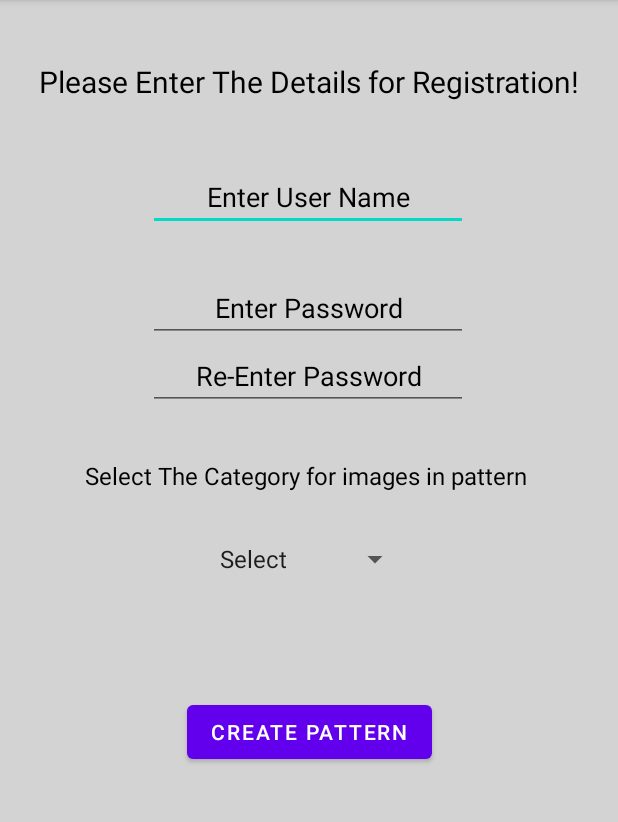
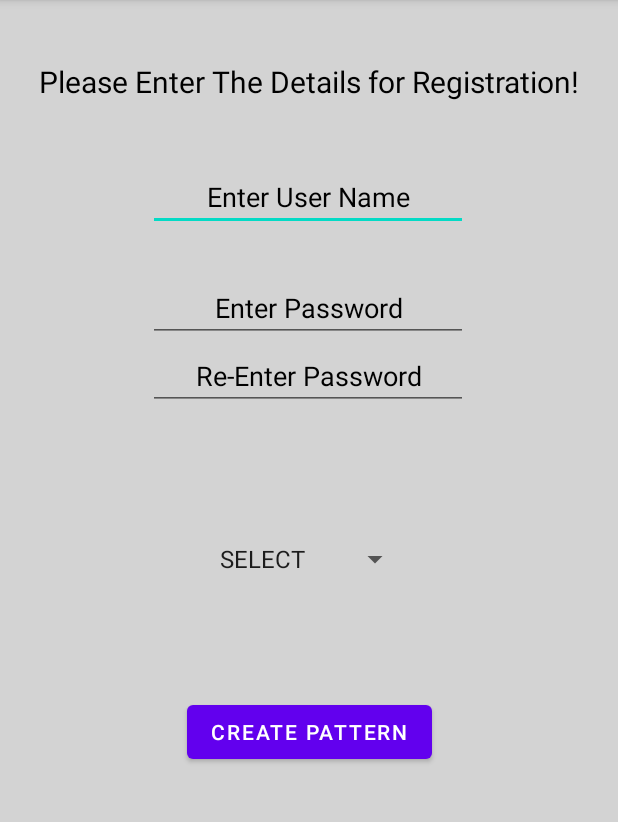
Before and after one commit to lakshmanpadigala/Easy-Auth-GRAT, an Android app: the Register screen opened directly, with no data from a screen before it, on a phone screen of 412 x 824 dp, the part 84-906 px from its top. Run offline under Robolectric (Android 15) with nearby library versions, the phone set to English and light mode, and no system bars; libraries missing offline, so code that uses them is left out: io.paperdb; 3 statements that could not run were skipped.

Commit message:
Two categories of images, password save has permute in it for images, minimum password length 3, minimum number of trials 3

```diff
--- a/app/src/main/java/com/example/graphicalpattern/ForgetPattern.java
+++ b/app/src/main/java/com/example/graphicalpattern/ForgetPattern.java
@@ -11,6 +11,8 @@ import androidx.appcompat.app.AppCompatActivity;
 
 import com.example.graphicalpattern.model.password;
 import com.example.graphicalpattern.model.username;
+
+import io.paperdb.Paper;
 
 public class ForgetPattern extends AppCompatActivity {
     private Button ValidateBtn;
@@ -52,6 +54,7 @@ public class ForgetPattern extends AppCompatActivity {
                 if(a.equals(c) && b.equals(d)){
                     //MForgot.setVariableF(true);
                     //p1.setFirst(null);
+                    Paper.book().write("count",3);
                     p1.onDelete();
                     p1.onDeletefirst();
                     //p1.setPASSWORD_KEY(null);
--- a/app/src/main/java/com/example/graphicalpattern/Register.java
+++ b/app/src/main/java/com/example/graphicalpattern/Register.java
@@ -4,6 +4,7 @@ import android.app.ProgressDialog;
 import android.content.Intent;
 import android.os.Bundle;
 import android.view.View;
+import android.widget.AdapterView;
 import android.widget.Button;
 import android.widget.EditText;
 import android.widget.Spinner;
@@ -12,6 +13,8 @@ import android.widget.Toast;
 import androidx.appcompat.app.AppCompatActivity;
 
 import com.example.graphicalpattern.model.username;
+
+import io.paperdb.Paper;
 
 public class Register extends AppCompatActivity {
     private EditText uName;
@@ -36,7 +39,7 @@ public class Register extends AppCompatActivity {
         CreatePattern = (Button)findViewById(R.id.btnCreatePattern);
 
         category = (Spinner)findViewById(R.id.spinner);
-        //Paper.init(this);
+        Paper.init(this);
 
         CreatePattern.setOnClickListener(new View.OnClickListener() {
             @Override
@@ -53,6 +56,21 @@ public class Register extends AppCompatActivity {
                 }
 
             }
+        });
+        category.setOnItemSelectedListener(new AdapterView.OnItemSelectedListener() {
+            @Override
+            public void onItemSelected(AdapterView<?> parentView, View selectedItemView, int position, long id) {
+                String item= parentView.getSelectedItem().toString();
+                //Toast.makeText(Register.this,item,Toast.LENGTH_SHORT).show();
+                Paper.book().write("category",item);
+                System.out.println("category:"+item);
+            }
+
+            @Override
+            public void onNothingSelected(AdapterView<?> parentView) {
+                // your code here
+            }
+
         });
     }
 
--- a/app/src/main/res/layout/activity_pattern_page.xml
+++ b/app/src/main/res/layout/activity_pattern_page.xml
@@ -82,7 +82,7 @@
             android:id="@+id/btnForgot"
             android:layout_width="wrap_content"
             android:layout_height="wrap_content"
-            android:text="Forgot Pattern"
+            android:text="Forgot/Change Pattern"
             android:layout_marginRight="5dp"
             />
         <Button
--- a/app/src/main/res/layout/activity_register.xml
+++ b/app/src/main/res/layout/activity_register.xml
@@ -15,11 +15,11 @@
         android:gravity="center"
         android:hint="Enter User Name"
         android:inputType="textPersonName"
+        android:textAlignment="center"
         android:textColorHint="@color/black"
         app:layout_constraintBottom_toBottomOf="parent"
         app:layout_constraintEnd_toEndOf="parent"
         app:layout_constraintHorizontal_bias="0.497"
-        android:textAlignment="center"
         app:layout_constraintStart_toStartOf="parent"
         app:layout_constraintTop_toTopOf="parent"
         app:layout_constraintVertical_bias="0.15" />
@@ -32,12 +32,12 @@
         android:gravity="center"
         android:hint="Enter Password"
         android:inputType="textPassword"
+        android:textAlignment="center"
         android:textColorHint="@color/black"
         app:layout_constraintBottom_toBottomOf="parent"
         app:layout_constraintEnd_toEndOf="parent"
         app:layout_constraintHorizontal_bias="0.497"
         app:layout_constraintStart_toStartOf="parent"
-        android:textAlignment="center"
         app:layout_constraintTop_toBottomOf="@+id/etUserName"
         app:layout_constraintVertical_bias="0.05" />
 
@@ -46,15 +46,15 @@
         android:layout_width="wrap_content"
         android:layout_height="wrap_content"
         android:ems="10"
-        android:textColorHint="@color/black"
         android:gravity="center"
         android:hint="Re-Enter Password"
         android:inputType="textPassword"
+        android:textAlignment="center"
 
+        android:textColorHint="@color/black"
         app:layout_constraintBottom_toBottomOf="parent"
         app:layout_constraintEnd_toEndOf="parent"
         app:layout_constraintHorizontal_bias="0.497"
-        android:textAlignment="center"
         app:layout_constraintStart_toStartOf="parent"
         app:layout_constraintTop_toBottomOf="@+id/etPassword"
         app:layout_constraintVertical_bias="0.0" />
@@ -64,8 +64,8 @@
         android:layout_width="wrap_content"
         android:layout_height="wrap_content"
         android:layout_marginBottom="256dp"
+        android:gravity="center"
         android:text="Create Pattern"
-        android:gravity="center"
         app:layout_constraintBottom_toBottomOf="parent"
         app:layout_constraintEnd_toEndOf="parent"
         app:layout_constraintStart_toStartOf="parent" />
@@ -74,40 +74,40 @@
         android:id="@+id/spinner"
         android:layout_width="135dp"
         android:layout_height="wrap_content"
+        android:entries="@array/category"
+        android:gravity="center"
         android:orientation="vertical"
         android:spinnerMode="dropdown"
-        android:gravity="center"
-        android:entries="@array/category"
         android:verticalScrollbarPosition="left"
         app:layout_constraintBottom_toTopOf="@+id/btnCreatePattern"
         app:layout_constraintEnd_toEndOf="parent"
         app:layout_constraintStart_toStartOf="parent"
         app:layout_constraintTop_toBottomOf="@+id/etPassword1"
-        app:layout_constraintVertical_bias="0.523" />
+        app:layout_constraintVertical_bias="0.523"/>
 
-    <TextView
+    <!--TextView
         android:id="@+id/textView3"
         android:layout_width="wrap_content"
         android:layout_height="wrap_content"
+        android:gravity="center_horizontal"
         android:text="Select The Category for images in pattern "
-        android:textSize="16sp"
         android:textAlignment="center"
         android:textColor="@color/black"
+        android:textSize="16sp"
         app:layout_constraintBottom_toTopOf="@+id/spinner"
         app:layout_constraintEnd_toEndOf="parent"
         app:layout_constraintStart_toStartOf="parent"
-        app:layout_constraintTop_toBottomOf="@+id/etPassword1"
-        android:gravity="center_horizontal" />
+        app:layout_constraintTop_toBottomOf="@+id/etPassword1" /-->
 
     <TextView
         android:id="@+id/textView4"
         android:layout_width="wrap_content"
         android:layout_height="wrap_content"
         android:gravity="center"
+        android:text="Please Enter The Details for Registration!"
         android:textAlignment="center"
+        android:textColor="@color/black"
         android:textSize="20sp"
-        android:textColor="@color/black"
-        android:text="Please Enter The Details for Registration!"
         app:layout_constraintBottom_toTopOf="@+id/etUserName"
         app:layout_constraintEnd_toEndOf="parent"
         app:layout_constraintStart_toStartOf="parent"
--- a/app/src/main/res/values/strings.xml
+++ b/app/src/main/res/values/strings.xml
@@ -1,11 +1,9 @@
 <resources>
     <string name="app_name">Graphical Pattern</string>
     <string-array name="category">
-        <item>Select</item>
-        <item>Animals</item>
-        <item>Birds</item>
-        <item>Nature</item>
-        <item>composite</item>
+        <item>SELECT</item>
+        <item>Panda</item>
+        <item>Random</item>
     </string-array>
 
 </resources>
```
Also changed, not shown: app/src/main/java/com/example/graphicalpattern/ImageAdapter.java (+21 -19 lines), app/src/main/java/com/example/graphicalpattern/PatternPage.java (+61 -13 lines), app/src/main/java/com/example/graphicalpattern/appList.java (+6 -3 lines), app/src/main/java/com/example/graphicalpattern/model/password.java (+6 -2 lines), app/src/main/res/drawable/p1.jpg (added), app/src/main/res/drawable/p2.jpg (added), app/src/main/res/drawable/p3.jpg (added), app/src/main/res/drawable/p4.jpg (added), app/src/main/res/drawable/p5.jpg (added), app/src/main/res/drawable/p6.jpg (added), app/src/main/res/drawable/p7.jpg (added), app/src/main/res/drawable/p8.jpg (added), app/src/main/res/drawable/p9.jpg (added).
